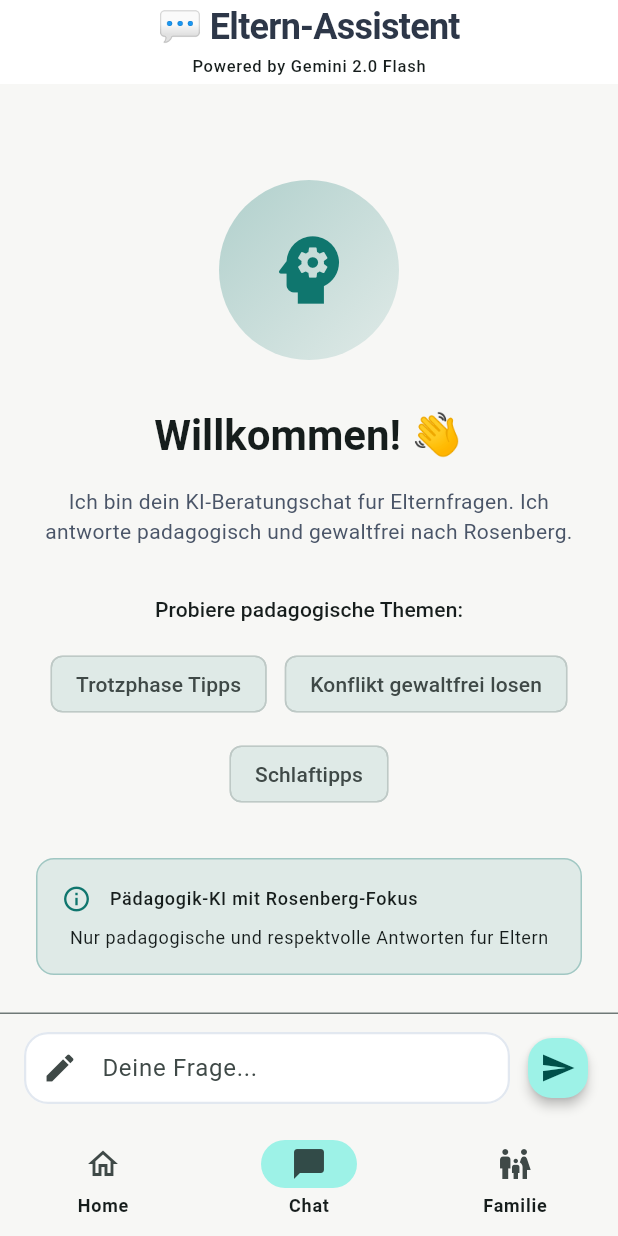
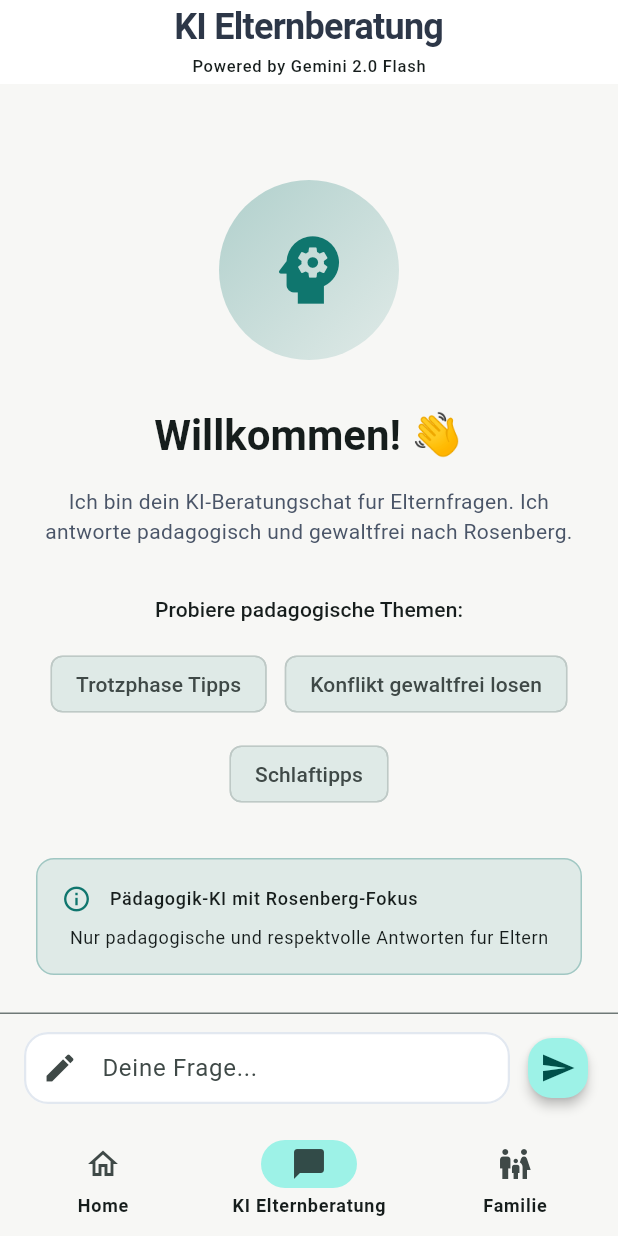
Before and after one commit to fatihbucak56-beep/Parentpeak, a Flutter app: the screen it shows after launch, item 2 of the bottom bar chosen, on a phone screen of 412 x 824 dp. Run offline on Flutter 3.47's test engine with Material 3 defaults, Android fonts, the phone set to English and light mode, and no system bars; our stand-ins replace flutter_dotenv, flutter_local_notifications, flutter_secure_storage, google_generative_ai, shared_preferences, timezone.

Commit message:
refactor(chat): rename to KI Elternberatung

```diff
--- a/lib/main.dart
+++ b/lib/main.dart
@@ -250,7 +250,7 @@ class _ParentpeakAppShellState extends State<ParentpeakAppShell> {
             NavigationDestination(
               icon: Icon(Icons.chat_bubble_outline_rounded),
               selectedIcon: Icon(Icons.chat_bubble_rounded),
-              label: 'Chat',
+              label: 'KI Elternberatung',
             ),
             NavigationDestination(
               icon: Icon(Icons.family_restroom_outlined),
--- a/lib/ui/chat_screen.dart
+++ b/lib/ui/chat_screen.dart
@@ -304,7 +304,7 @@ class _ChatScreenState extends State<ChatScreen> {
     if (_initError != null) {
       return Scaffold(
         appBar: AppBar(
-          title: const Text('💬 Eltern-Assistent'),
+            title: const Text('KI Elternberatung'),
           centerTitle: true,
           elevation: 0,
         ),
@@ -337,7 +337,7 @@ class _ChatScreenState extends State<ChatScreen> {
           crossAxisAlignment: CrossAxisAlignment.center,
           mainAxisSize: MainAxisSize.min,
           children: [
-            const Text('💬 Eltern-Assistent'),
+            const Text('KI Elternberatung'),
             const SizedBox(height: 4),
             Text(
               'Powered by Gemini 2.0 Flash',
```
